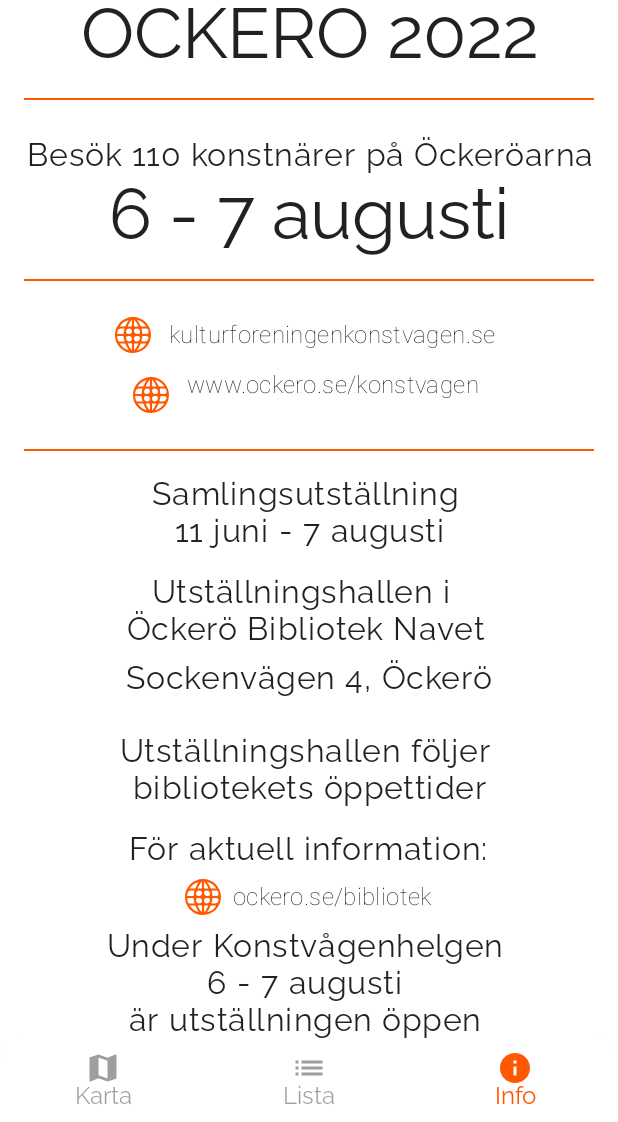
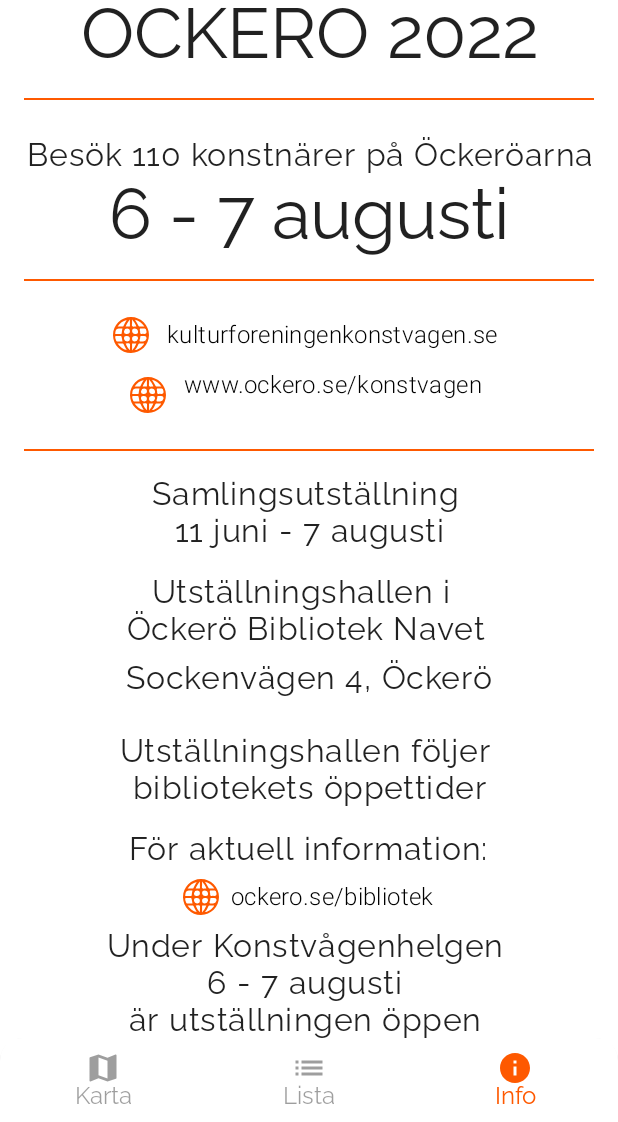
Before and after one commit to Treblenaut/KonstvagenOckero, an Android app built with Jetpack Compose: the info screen opened through its navigation route, on a phone screen of 412 x 824 dp, the part 114-1236 px from its top. Run offline under Robolectric (Android 15) with nearby library versions, the phone set to English and light mode, and no system bars; our stand-ins replace accompanist, livedata-compose.

Commit message:
Removed unnecessary parentheses Fixed info link colours in dark mode and general thickness of links

```diff
--- a/app/src/main/java/se/kulturforeningenkonstvagen/konstvagenockeroarna/screens/FilterDialog.kt
+++ b/app/src/main/java/se/kulturforeningenkonstvagen/konstvagenockeroarna/screens/FilterDialog.kt
@@ -122,9 +122,8 @@ fun ChipGroup(
     artistViewModel: ArtistViewModel,
     categories: List<CategorySelection> = artistViewModel.uiState.value.allCategories
 ) {
-    KonstvågenÖckeröarnaTheme() {
-        Column(
-        ) {
+    KonstvågenÖckeröarnaTheme {
+        Column {
             FlowRow(
                 mainAxisSpacing = 4.dp,
                 crossAxisSpacing = 4.dp,
--- a/app/src/main/java/se/kulturforeningenkonstvagen/konstvagenockeroarna/screens/Info.kt
+++ b/app/src/main/java/se/kulturforeningenkonstvagen/konstvagenockeroarna/screens/Info.kt
@@ -103,9 +103,10 @@ fun InfoScreen() {
                         },
                         modifier = Modifier.padding(horizontal = 4.dp),
                         style = TextStyle(
-                            fontWeight = FontWeight.Thin,
+                            fontWeight = FontWeight.Light,
                             fontSize = 16.sp,
-                            letterSpacing = 0.25.sp
+                            letterSpacing = 0.25.sp,
+                            color = MaterialTheme.colors.onBackground
                         )
                     )
                 }
@@ -132,9 +133,10 @@ fun InfoScreen() {
                         },
                         modifier = Modifier.padding(horizontal = 4.dp),
                         style = TextStyle(
-                            fontWeight = FontWeight.Thin,
+                            fontWeight = FontWeight.Light,
                             fontSize = 16.sp,
-                            letterSpacing = 0.25.sp
+                            letterSpacing = 0.25.sp,
+                            color = MaterialTheme.colors.onBackground
                         )
                     )
                 }
@@ -197,9 +199,10 @@ fun InfoScreen() {
                             uriHandler.openUri("https://www.ockero.se/bibliotek")
                         },
                         style = TextStyle(
-                            fontWeight = FontWeight.Thin,
+                            fontWeight = FontWeight.Light,
                             fontSize = 16.sp,
-                            letterSpacing = 0.25.sp
+                            letterSpacing = 0.25.sp,
+                            color = MaterialTheme.colors.onBackground
                         )
                     )
                 }
```
